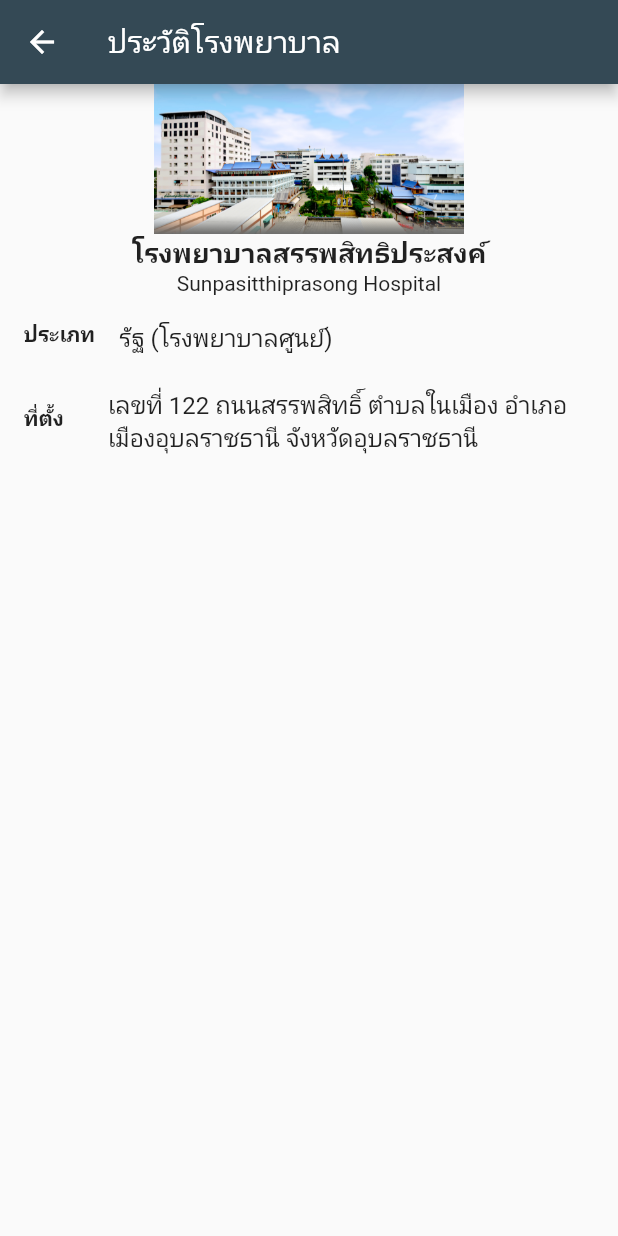
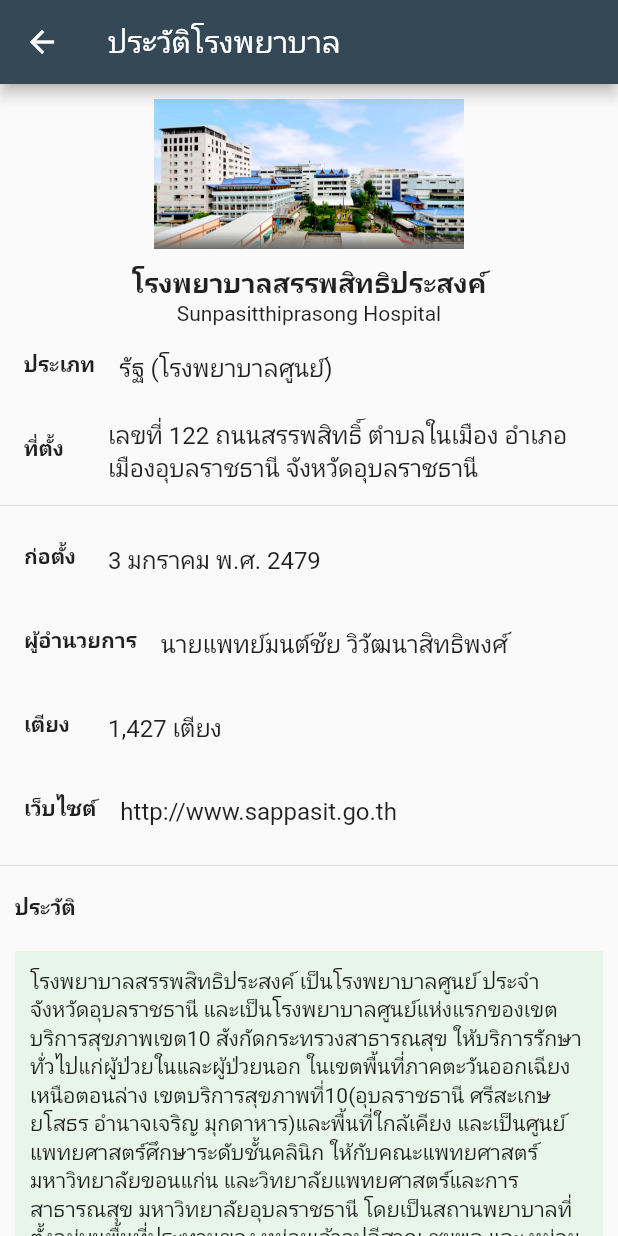
Before and after one commit to siteslave/sp-app, a Flutter app: the History screen opened directly, on a phone screen of 412 x 824 dp. Run offline on Flutter 3.47's test engine with Material 2 defaults, Android fonts, the phone set to English and light mode, and no system bars.

Commit message:
update history

```diff
--- a/lib/pages/history.dart
+++ b/lib/pages/history.dart
@@ -8,21 +8,64 @@ class History extends StatefulWidget {
 class _HistoryState extends State<History> {
   @override
   Widget build(BuildContext context) {
-    return Scaffold(appBar: AppBar(
+    return Scaffold(
+      appBar: AppBar(
         title: Text('ประวัติโรงพยาบาล'),
-    ), body: ListView(
+      ),
+      body: ListView(
         children: [
-        Image(image: AssetImage('assets/images/hospital.jpg'), height: 100,),
-
+          Padding(
+            padding: const EdgeInsets.all(10),
+            child: Image(
+              image: AssetImage('assets/images/hospital.jpg'),
+              height: 100,
+            ),
+          ),
           Column(children: [
-        Text('โรงพยาบาลสรรพสิทธิประสงค์',style: TextStyle(fontWeight: FontWeight.bold, fontSize: 18),),
+            Text(
+              'โรงพยาบาลสรรพสิทธิประสงค์',
+              style: TextStyle(fontWeight: FontWeight.bold, fontSize: 18),
+            ),
             Text('Sunpasitthiprasong Hospital'),
-        ListTile(leading: Text('ประเภท', style: TextStyle(fontWeight: FontWeight.bold)), title: Text('รัฐ (โรงพยาบาลศูนย์)')),
-        ListTile(leading: Text('ที่ตั้ง', style: TextStyle(fontWeight: FontWeight.bold)), title: Text('เลขที่ 122 ถนนสรรพสิทธิ์ ตำบลในเมือง อำเภอเมืองอุบลราชธานี จังหวัดอุบลราชธานี')),
-
+            ListTile(
+                leading: Text('ประเภท',
+                    style: TextStyle(fontWeight: FontWeight.bold)),
+                title: Text('รัฐ (โรงพยาบาลศูนย์)')),
+            ListTile(
+                leading: Text('ที่ตั้ง',
+                    style: TextStyle(fontWeight: FontWeight.bold)),
+                title: Text(
+                    'เลขที่ 122 ถนนสรรพสิทธิ์ ตำบลในเมือง อำเภอเมืองอุบลราชธานี จังหวัดอุบลราชธานี')),
           ]),
-
+          Divider(),
+          ListTile(
+              leading: Text('ก่อตั้ง',
+                  style: TextStyle(fontWeight: FontWeight.bold)),
+              title: Text('3 มกราคม พ.ศ. 2479')),
+          ListTile(
+              leading: Text('ผู้อำนวยการ',
+                  style: TextStyle(fontWeight: FontWeight.bold)),
+              title: Text('นายแพทย์มนต์ชัย วิวัฒนาสิทธิพงศ์')),
+          ListTile(
+              leading:
+                  Text('เตียง', style: TextStyle(fontWeight: FontWeight.bold)),
+              title: Text('1,427 เตียง')),
+          ListTile(
+              leading:
+                  Text('เว็บไซต์', style: TextStyle(fontWeight: FontWeight.bold)),
+              title: Text('http://www.sappasit.go.th')),
+          Divider(),
+          Padding(
+            padding: const EdgeInsets.all(10),
+            child: Text('ประวัติ',style: TextStyle(fontWeight: FontWeight.bold)),
+          ),
+          Container(
+            margin: EdgeInsets.all(10),
+            padding: EdgeInsets.all(10),
+            decoration: BoxDecoration(color: Colors.green[50]),
+            child: Text('โรงพยาบาลสรรพสิทธิประสงค์ เป็นโรงพยาบาลศูนย์ ประจำจังหวัดอุบลราชธานี และเป็นโรงพยาบาลศูนย์แห่งแรกของเขตบริการสุขภาพเขต10 สังกัดกระทรวงสาธารณสุข ให้บริการรักษาทั่วไปแก่ผู้ป่วยในและผู้ป่วยนอก ในเขตพื้นที่ภาคตะวันออกเฉียงเหนือตอนล่าง เขตบริการสุขภาพที่10(อุบลราชธานี ศรีสะเกษ ยโสธร อำนาจเจริญ มุกดาหาร)และพื้นที่ใกล้เคียง และเป็นศูนย์แพทยศาสตร์ศึกษาระดับชั้นคลินิก ให้กับคณะแพทยศาสตร์ มหาวิทยาลัยขอนแก่น และวิทยาลัยแพทยศาสตร์และการสาธารณสุข มหาวิทยาลัยอุบลราชธานี โดยเป็นสถานพยาบาลที่ตั้งอยู่บนพื้นที่ประทานของ หม่อมเจ้าอุปลีสาณ ชุมพล และ หม่อมเจ้ากมลีสาณ ชุมพล ซึ่งเป็นที่ดินตกทอดมาเป็นมรดกในบริเวณที่เรียกว่า "สวนโนนดง" ของพลตรีพระเจ้าบรมวงศ์เธอ กรมหลวงสรรพสิทธิประสงค์ ข้าหลวงต่างพระองค์สำเร็จราชการมณฑลลาวกาว (มณฑลอีสาน)'))
         ],
-    ),);
+      ),
+    );
   }
 }
```
Lines whose indentation alone changed are shown as unchanged.
